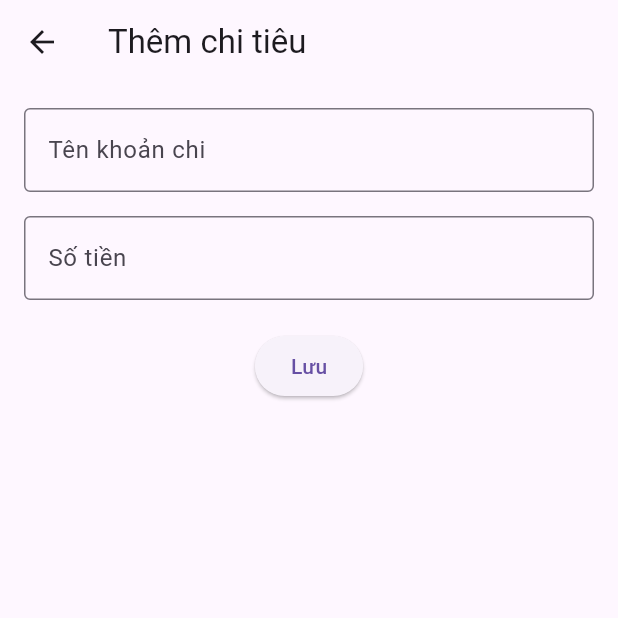
After one commit to HieuP309/2025_2_LTTBDD_N03_Nhom_12, a Flutter app: the AddExpenseScreen screen opened directly, after a tap on "Lưu", on a phone screen of 412 x 824 dp, the top half of it. The commit adds this screen. Run offline on Flutter 3.47's test engine with Material 3 defaults, Android fonts, the phone set to English and light mode, and no system bars; our stand-ins replace sqflite_common_ffi; accounts and stored records are empty.

Commit message:
add add expense screen

```diff
--- /dev/null
+++ b/lib/ui/home_screen/add_expense_screen.dart
@@ -0,0 +1,64 @@
+import 'package:flutter/material.dart';
+import '../../database/db_helper.dart';
+
+class AddExpenseScreen extends StatefulWidget {
+  const AddExpenseScreen({super.key});
+
+  @override
+  State<AddExpenseScreen> createState() =>
+      _AddExpenseScreenState();
+}
+
+class _AddExpenseScreenState
+    extends State<AddExpenseScreen> {
+  final nameController = TextEditingController();
+  final moneyController = TextEditingController();
+
+  saveExpense() async {
+    String name = nameController.text;
+    int money = int.parse(moneyController.text);
+
+    await DBHelper.insertExpense(name, money);
+
+    Navigator.pop(context); // quay lại home
+  }
+
+  @override
+  Widget build(BuildContext context) {
+    return Scaffold(
+      appBar: AppBar(title: const Text("Thêm chi tiêu")),
+      body: Padding(
+        padding: const EdgeInsets.all(16),
+        child: Column(
+          children: [
+            TextField(
+              controller: nameController,
+              decoration: const InputDecoration(
+                labelText: "Tên khoản chi",
+                border: OutlineInputBorder(),
+              ),
+            ),
+
+            const SizedBox(height: 16),
+
+            TextField(
+              controller: moneyController,
+              keyboardType: TextInputType.number,
+              decoration: const InputDecoration(
+                labelText: "Số tiền",
+                border: OutlineInputBorder(),
+              ),
+            ),
+
+            const SizedBox(height: 20),
+
+            ElevatedButton(
+              onPressed: saveExpense,
+              child: const Text("Lưu"),
+            ),
+          ],
+        ),
+      ),
+    );
+  }
+}
--- a/pubspec.yaml
+++ b/pubspec.yaml
@@ -30,6 +30,9 @@ environment:
 dependencies:
   flutter:
     sdk: flutter
+
+  sqflite_common_ffi: ^2.3.0
+  path: ^1.8.3
 
   # The following adds the Cupertino Icons font to your application.
   # Use with the CupertinoIcons class for iOS style icons.
```
Also changed, not shown: lib/database/db_helper.dart (added, +51 -0 lines), lib/models/expense.dart (added, +15 -0 lines), lib/ui/home_screen/home_screen.dart (+8 -1 lines), pubspec.lock.
